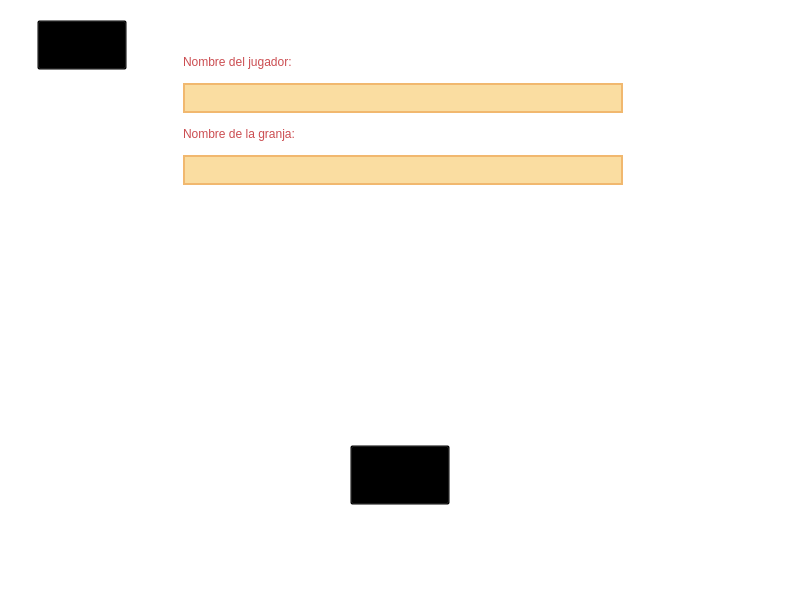
First picture: the form in client_src/mainwindow.ui, repository FacundoCot/stardew_valley_tp, before the edit.
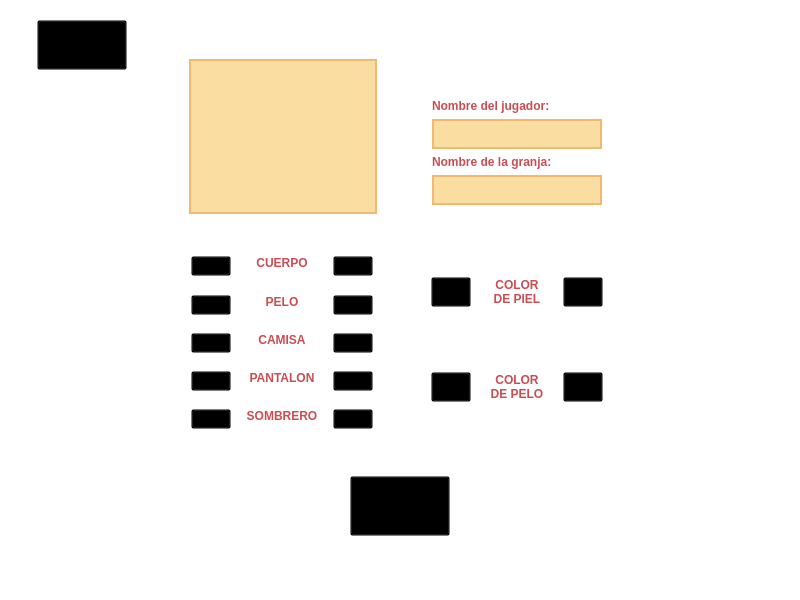
Second picture: the form after the edit. Icons and pictures are not drawn. Custom widgets are drawn as their Qt base class.

Diff of the .ui file:
```diff
--- a/client_src/mainwindow.ui
+++ b/client_src/mainwindow.ui
@@ -511,21 +511,100 @@
 }</string>
              </property>
              <layout class="QVBoxLayout" name="verticalLayout_4">
+              <property name="bottomMargin">
+               <number>15</number>
+              </property>
               <item>
                <widget class="QWidget" name="customizeTopBox" native="true">
+                <property name="maximumSize">
+                 <size>
+                  <width>16777215</width>
+                  <height>350</height>
+                 </size>
+                </property>
                 <layout class="QHBoxLayout" name="horizontalLayout_4">
+                 <property name="leftMargin">
+                  <number>30</number>
+                 </property>
                  <property name="topMargin">
-                  <number>9</number>
+                  <number>30</number>
                  </property>
                  <property name="rightMargin">
-                  <number>9</number>
+                  <number>30</number>
                  </property>
                  <item>
-                  <widget class="QWidget" name="widget_4" native="true"/>
+                  <widget class="QWidget" name="characterWidget" native="true">
+                   <layout class="QGridLayout" name="gridLayout_10">
+                    <property name="leftMargin">
+                     <number>0</number>
+                    </property>
+                    <property name="topMargin">
+                     <number>0</number>
+                    </property>
+                    <property name="rightMargin">
+                     <number>0</number>
+                    </property>
+                    <property name="bottomMargin">
+                     <number>0</number>
+                    </property>
+                    <item row="0" column="0">
+                     <widget class="CharacterPreview" name="characterPreview" native="true">
+                      <property name="sizePolicy">
+                       <sizepolicy hsizetype="Preferred" vsizetype="Preferred">
+                        <horstretch>0</horstretch>
+                        <verstretch>0</verstretch>
+                       </sizepolicy>
+                      </property>
+                      <property name="minimumSize">
+                       <size>
+                        <width>150</width>
+                        <height>150</height>
+                       </size>
+                      </property>
+                      <property name="maximumSize">
+                       <size>
+                        <width>300</width>
+                        <height>300</height>
+                       </size>
+                      </property>
+                      <property name="styleSheet">
+                       <string notr="true">background-color: #FADDA1;
+color: #CB4D51;
+border: 2px solid #F1B86F;</string>
+                      </property>
+                     </widget>
+                    </item>
+                   </layout>
+                  </widget>
+                 </item>
+                 <item>
+                  <spacer name="horizontalSpacer">
+                   <property name="orientation">
+                    <enum>Qt::Horizontal</enum>
+                   </property>
+                   <property name="sizeType">
+                    <enum>QSizePolicy::Preferred</enum>
+                   </property>
+                   <property name="sizeHint" stdset="0">
+                    <size>
+                     <width>40</width>
+                     <height>20</height>
+                    </size>
+                   </property>
+                  </spacer>
                  </item>
                  <item>
                   <widget class="QWidget" name="namesWidget" native="true">
+                   <property name="maximumSize">
+                    <size>
+                     <width>16777215</width>
+                     <height>300</height>
+                    </size>
+                   </property>
                    <layout class="QVBoxLayout" name="verticalLayout_5">
+                    <property name="topMargin">
+                     <number>40</number>
+                    </property>
                     <item>
                      <widget class="QLabel" name="playerNameLabel">
                       <property name="styleSheet">
@@ -534,12 +613,18 @@
 }</string>
                       </property>
                       <property name="text">
-                       <string>Nombre del jugador:</string>
+                       <string>&lt;html&gt;&lt;head/&gt;&lt;body&gt;&lt;p&gt;&lt;span style=&quot; font-weight:700;&quot;&gt;Nombre del jugador:&lt;/span&gt;&lt;/p&gt;&lt;/body&gt;&lt;/html&gt;</string>
                       </property>
                      </widget>
                     </item>
                     <item>
                      <widget class="QLineEdit" name="playerNameEdit">
+                      <property name="sizePolicy">
+                       <sizepolicy hsizetype="Preferred" vsizetype="Fixed">
+                        <horstretch>0</horstretch>
+                        <verstretch>0</verstretch>
+                       </sizepolicy>
+                      </property>
                       <property name="minimumSize">
                        <size>
                         <width>0</width>
@@ -548,7 +633,7 @@
                       </property>
                       <property name="maximumSize">
                        <size>
-                        <width>16777215</width>
+                        <width>400</width>
                         <height>30</height>
                        </size>
                       </property>
@@ -572,12 +657,18 @@
 }</string>
                       </property>
                       <property name="text">
-                       <string>Nombre de la granja:</string>
+                       <string>&lt;html&gt;&lt;head/&gt;&lt;body&gt;&lt;p&gt;&lt;span style=&quot; font-weight:700;&quot;&gt;Nombre de la granja:&lt;/span&gt;&lt;/p&gt;&lt;/body&gt;&lt;/html&gt;</string>
                       </property>
                      </widget>
                     </item>
                     <item>
                      <widget class="QLineEdit" name="farmNameEdit">
+                      <property name="sizePolicy">
+                       <sizepolicy hsizetype="Preferred" vsizetype="Fixed">
+                        <horstretch>0</horstretch>
+                        <verstretch>0</verstretch>
+                       </sizepolicy>
+                      </property>
                       <property name="minimumSize">
                        <size>
                         <width>0</width>
@@ -586,7 +677,7 @@
                       </property>
                       <property name="maximumSize">
                        <size>
-                        <width>16777215</width>
+                        <width>400</width>
                         <height>30</height>
                        </size>
                       </property>
@@ -602,6 +693,22 @@
                       </property>
                      </widget>
                     </item>
+                    <item>
+                     <spacer name="verticalSpacer_2">
+                      <property name="orientation">
+                       <enum>Qt::Vertical</enum>
+                      </property>
+                      <property name="sizeType">
+                       <enum>QSizePolicy::Expanding</enum>
+                      </property>
+                      <property name="sizeHint" stdset="0">
+                       <size>
+                        <width>20</width>
+                        <height>40</height>
+                       </size>
+                      </property>
+                     </spacer>
+                    </item>
                    </layout>
                   </widget>
                  </item>
@@ -609,10 +716,587 @@
                </widget>
               </item>
               <item>
-               <widget class="QWidget" name="widget_2" native="true"/>
+               <widget class="QWidget" name="appearanceButtonsWidget" native="true">
+                <layout class="QHBoxLayout" name="horizontalLayout_5">
+                 <item>
+                  <widget class="QWidget" name="changeAssetsWidget" native="true">
+                   <layout class="QVBoxLayout" name="verticalLayout_6">
+                    <item>
+                     <widget class="QWidget" name="bodyWidget" native="true">
+                      <layout class="QHBoxLayout" name="horizontalLayout_7">
+                       <item>
+                        <widget class="QPushButton" name="bodyLeft">
+                         <property name="minimumSize">
+                          <size>
+                           <width>30</width>
+                           <height>20</height>
+                          </size>
+                         </property>
+                         <property name="maximumSize">
+                          <size>
+                           <width>40</width>
+                           <height>30</height>
+                          </size>
+                         </property>
+                         <property name="styleSheet">
+                          <string notr="true">border-image: url(&quot;client_src/menuSprites/arrowLeft.png&quot;);</string>
+                         </property>
+                         <property name="text">
+                          <string/>
+                         </property>
+                        </widget>
+                       </item>
+                       <item>
+                        <widget class="QLabel" name="bodyLabel">
+                         <property name="minimumSize">
+                          <size>
+                           <width>80</width>
+                           <height>0</height>
+                          </size>
+                         </property>
+                         <property name="maximumSize">
+                          <size>
+                           <width>80</width>
+                           <height>16777215</height>
+                          </size>
+                         </property>
+                         <property name="styleSheet">
+                          <string notr="true">color: #CB4D51;
+</string>
+                         </property>
+                         <property name="text">
+                          <string>&lt;html&gt;&lt;head/&gt;&lt;body&gt;&lt;p&gt;&lt;span style=&quot; font-weight:700;&quot;&gt;CUERPO&lt;/span&gt;&lt;/p&gt;&lt;/body&gt;&lt;/html&gt;</string>
+                         </property>
+                         <property name="alignment">
+                          <set>Qt::AlignCenter</set>
+                         </property>
+                         <property name="indent">
+                          <number>0</number>
+                         </property>
+                        </widget>
+                       </item>
+                       <item>
+                        <widget class="QPushButton" name="bodyRight">
+                         <property name="minimumSize">
+                          <size>
+                           <width>30</width>
+                           <height>20</height>
+                          </size>
+                         </property>
+                         <property name="maximumSize">
+                          <size>
+                           <width>40</width>
+                           <height>30</height>
+                          </size>
+                         </property>
+                         <property name="styleSheet">
+                          <string notr="true">border-image: url(&quot;client_src/menuSprites/arrowRight.png&quot;);</string>
+                         </property>
+                         <property name="text">
+                          <string/>
+                         </property>
+                        </widget>
+                       </item>
+                      </layout>
+                     </widget>
+                    </item>
+                    <item>
+                     <widget class="QWidget" name="hairWidget" native="true">
+                      <layout class="QHBoxLayout" name="horizontalLayout_9">
+                       <item>
+                        <widget class="QPushButton" name="hairLeft">
+                         <property name="minimumSize">
+                          <size>
+                           <width>30</width>
+                           <height>20</height>
+                          </size>
+                         </property>
+                         <property name="maximumSize">
+                          <size>
+                           <width>40</width>
+                           <height>30</height>
+                          </size>
+                         </property>
+                         <property name="styleSheet">
+                          <string notr="true">border-image: url(&quot;client_src/menuSprites/arrowLeft.png&quot;);</string>
+                         </property>
+                         <property name="text">
+                          <string/>
+                         </property>
+                        </widget>
+                       </item>
+                       <item>
+                        <widget class="QLabel" name="hairLabel">
+                         <property name="minimumSize">
+                          <size>
+                           <width>80</width>
+                           <height>0</height>
+                          </size>
+                         </property>
+                         <property name="maximumSize">
+                          <size>
+                           <width>80</width>
+                           <height>16777215</height>
+                          </size>
+                         </property>
+                         <property name="styleSheet">
+                          <string notr="true">color: #CB4D51;</string>
+                         </property>
+                         <property name="text">
+                          <string>&lt;html&gt;&lt;head/&gt;&lt;body&gt;&lt;p&gt;&lt;span style=&quot; font-weight:700;&quot;&gt;PELO&lt;/span&gt;&lt;/p&gt;&lt;/body&gt;&lt;/html&gt;</string>
+                         </property>
+                         <property name="alignment">
+                          <set>Qt::AlignCenter</set>
+                         </property>
+                         <property name="indent">
+                          <number>0</number>
+                         </property>
+                        </widget>
+                       </item>
+                       <item>
+                        <widget class="QPushButton" name="hairRight">
+                         <property name="minimumSize">
+                          <size>
+                           <width>30</width>
+                           <height>20</height>
+                          </size>
+                         </property>
+                         <property name="maximumSize">
+                          <size>
+                           <width>40</width>
+                           <height>30</height>
+                          </size>
+                         </property>
+                         <property name="styleSheet">
+                          <string notr="true">border-image: url(&quot;client_src/menuSprites/arrowRight.png&quot;);</string>
+                         </property>
+                         <property name="text">
+                          <string/>
+                         </property>
+                        </widget>
+                       </item>
+                      </layout>
+                     </widget>
+                    </item>
+                    <item>
+                     <widget class="QWidget" name="shirtWidget" native="true">
+                      <layout class="QHBoxLayout" name="horizontalLayout_6">
+                       <item>
+                        <widget class="QPushButton" name="shirtLeft">
+                         <property name="minimumSize">
+                          <size>
+                           <width>30</width>
+                           <height>20</height>
+                          </size>
+                         </property>
+                         <property name="maximumSize">
+                          <size>
+                           <width>40</width>
+                           <height>30</height>
+                          </size>
+                         </property>
+                         <property name="styleSheet">
+                          <string notr="true">border-image: url(&quot;client_src/menuSprites/arrowLeft.png&quot;);</string>
+                         </property>
+                         <property name="text">
+                          <string/>
+                         </property>
+                        </widget>
+                       </item>
+                       <item>
+                        <widget class="QLabel" name="shirtLabel">
+                         <property name="minimumSize">
+                          <size>
+                           <width>80</width>
+                           <height>0</height>
+                          </size>
+                         </property>
+                         <property name="maximumSize">
+                          <size>
+                           <width>80</width>
+                           <height>16777215</height>
+                          </size>
+                         </property>
+                         <property name="styleSheet">
+                          <string notr="true">color: #CB4D51;</string>
+                         </property>
+                         <property name="text">
+                          <string>&lt;html&gt;&lt;head/&gt;&lt;body&gt;&lt;p&gt;&lt;span style=&quot; font-weight:700;&quot;&gt;CAMISA&lt;/span&gt;&lt;/p&gt;&lt;/body&gt;&lt;/html&gt;</string>
+                         </property>
+                         <property name="alignment">
+                          <set>Qt::AlignCenter</set>
+                         </property>
+                         <property name="indent">
+                          <number>0</number>
+                         </property>
+                        </widget>
+                       </item>
+                       <item>
+                        <widget class="QPushButton" name="shirtRight">
+                         <property name="minimumSize">
+                          <size>
+                           <width>30</width>
+                           <height>20</height>
+                          </size>
+                         </property>
+                         <property name="maximumSize">
+                          <size>
+                           <width>40</width>
+                           <height>30</height>
+                          </size>
+                         </property>
+                         <property name="styleSheet">
+                          <string notr="true">border-image: url(&quot;client_src/menuSprites/arrowRight.png&quot;);</string>
+                         </property>
+                         <property name="text">
+                          <string/>
+                         </property>
+                        </widget>
+                       </item>
+                      </layout>
+                     </widget>
+                    </item>
+                    <item>
+                     <widget class="QWidget" name="pantsWidget" native="true">
+                      <layout class="QHBoxLayout" name="horizontalLayout_8">
+                       <item>
+                        <widget class="QPushButton" name="pantsLeft">
+                         <property name="minimumSize">
+                          <size>
+                           <width>30</width>
+                           <height>20</height>
+                          </size>
+                         </property>
+                         <property name="maximumSize">
+                          <size>
+                           <width>40</width>
+                           <height>30</height>
+                          </size>
+                         </property>
+                         <property name="styleSheet">
+                          <string notr="true">border-image: url(&quot;client_src/menuSprites/arrowLeft.png&quot;);</string>
+                         </property>
+                         <property name="text">
+                          <string/>
+                         </property>
+                        </widget>
+                       </item>
+                       <item>
+                        <widget class="QLabel" name="pantsLabel">
+                         <property name="minimumSize">
+                          <size>
+                           <width>80</width>
+                           <height>0</height>
+                          </size>
+                         </property>
+                         <property name="maximumSize">
+                          <size>
+                           <width>80</width>
+                           <height>16777215</height>
+                          </size>
+                         </property>
+                         <property name="styleSheet">
+                          <string notr="true">color: #CB4D51;</string>
+                         </property>
+                         <property name="lineWidth">
+                          <number>4</number>
+                         </property>
+                         <property name="text">
+                          <string>&lt;html&gt;&lt;head/&gt;&lt;body&gt;&lt;p&gt;&lt;span style=&quot; font-weight:700;&quot;&gt;PANTALON&lt;/span&gt;&lt;/p&gt;&lt;/body&gt;&lt;/html&gt;</string>
+                         </property>
+                         <property name="alignment">
+                          <set>Qt::AlignCenter</set>
+                         </property>
+                         <property name="indent">
+                          <number>0</number>
+                         </property>
+                        </widget>
+                       </item>
+                       <item>
+                        <widget class="QPushButton" name="pantsRight">
+                         <property name="minimumSize">
+                          <size>
+                           <width>30</width>
+                           <height>20</height>
+                          </size>
+                         </property>
+                         <property name="maximumSize">
+                          <size>
+                           <width>40</width>
+                           <height>30</height>
+                          </size>
+                         </property>
+                         <property name="styleSheet">
+                          <string notr="true">border-image: url(&quot;client_src/menuSprites/arrowRight.png&quot;);</string>
+                         </property>
+                         <property name="text">
+                          <string/>
+                         </property>
+                        </widget>
+                       </item>
+                      </layout>
+                     </widget>
+                    </item>
+                    <item>
+                     <widget class="QWidget" name="hatWidget" native="true">
+                      <layout class="QHBoxLayout" name="horizontalLayout_10">
+                       <item>
+                        <widget class="QPushButton" name="hatLeft">
+                         <property name="minimumSize">
+                          <size>
+                           <width>30</width>
+                           <height>20</height>
+                          </size>
+                         </property>
+                         <property name="maximumSize">
+                          <size>
+                           <width>40</width>
+                           <height>30</height>
+                          </size>
+                         </property>
+                         <property name="styleSheet">
+                          <string notr="true">border-image: url(&quot;client_src/menuSprites/arrowLeft.png&quot;);</string>
+                         </property>
+                         <property name="text">
+                          <string/>
+                         </property>
+                        </widget>
+                       </item>
+                       <item>
+                        <widget class="QLabel" name="hatLabel">
+                         <property name="minimumSize">
+                          <size>
+                           <width>80</width>
+                           <height>0</height>
+                          </size>
+                         </property>
+                         <property name="maximumSize">
+                          <size>
+                           <width>80</width>
+                           <height>16777215</height>
+                          </size>
+                         </property>
+                         <property name="styleSheet">
+                          <string notr="true">color: #CB4D51;</string>
+                         </property>
+                         <property name="text">
+                          <string>&lt;html&gt;&lt;head/&gt;&lt;body&gt;&lt;p&gt;&lt;span style=&quot; font-weight:700;&quot;&gt;SOMBRERO&lt;/span&gt;&lt;/p&gt;&lt;/body&gt;&lt;/html&gt;</string>
+                         </property>
+                         <property name="alignment">
+                          <set>Qt::AlignCenter</set>
+                         </property>
+                         <property name="indent">
+                          <number>0</number>
+                         </property>
+                        </widget>
+                       </item>
+                       <item>
+                        <widget class="QPushButton" name="hatRight">
+                         <property name="minimumSize">
+                          <size>
+                           <width>30</width>
+                           <height>20</height>
+                          </size>
+                         </property>
+                         <property name="maximumSize">
+                          <size>
+                           <width>40</width>
+                           <height>30</height>
+                          </size>
+                         </property>
+                         <property name="styleSheet">
+                          <string notr="true">border-image: url(&quot;client_src/menuSprites/arrowRight.png&quot;);</string>
+                         </property>
+                         <property name="text">
+                          <string/>
+                         </property>
+                        </widget>
+                       </item>
+                      </layout>
+                     </widget>
+                    </item>
+                   </layout>
+                  </widget>
+                 </item>
+                 <item>
+                  <widget class="QWidget" name="changeColorsWidget" native="true">
+                   <layout class="QVBoxLayout" name="verticalLayout_7">
+                    <item>
+                     <widget class="QWidget" name="skinColorWidget" native="true">
+                      <layout class="QHBoxLayout" name="horizontalLayout_11">
+                       <item>
+                        <widget class="QPushButton" name="skinColorLeft">
+                         <property name="minimumSize">
+                          <size>
+                           <width>30</width>
+                           <height>20</height>
+                          </size>
+                         </property>
+                         <property name="maximumSize">
+                          <size>
+                           <width>40</width>
+                           <height>30</height>
+                          </size>
+                         </property>
+                         <property name="styleSheet">
+                          <string notr="true">border-image: url(&quot;client_src/menuSprites/arrowLeft.png&quot;);</string>
+                         </property>
+                         <property name="text">
+                          <string/>
+                         </property>
+                        </widget>
+                       </item>
+                       <item>
+                        <widget class="QLabel" name="skinColorLabel">
+                         <property name="minimumSize">
+                          <size>
+                           <width>60</width>
+                           <height>0</height>
+                          </size>
+                         </property>
+                         <property name="maximumSize">
+                          <size>
+                           <width>60</width>
+                           <height>16777208</height>
+                          </size>
+                         </property>
+                         <property name="styleSheet">
+                          <string notr="true">color: #CB4D51;</string>
+                         </property>
+                         <property name="text">
+                          <string>&lt;html&gt;&lt;head/&gt;&lt;body&gt;&lt;p&gt;&lt;span style=&quot; font-weight:700;&quot;&gt;COLOR&lt;br/&gt;DE PIEL&lt;/span&gt;&lt;/p&gt;&lt;/body&gt;&lt;/html&gt;</string>
+                         </property>
+                         <property name="alignment">
+                          <set>Qt::AlignCenter</set>
+                         </property>
+                         <property name="indent">
+                          <number>0</number>
+                         </property>
+                        </widget>
+                       </item>
+                       <item>
+                        <widget class="QPushButton" name="skinColorRight">
+                         <property name="minimumSize">
+                          <size>
+                           <width>30</width>
+                           <height>20</height>
+                          </size>
+                         </property>
+                         <property name="maximumSize">
+                          <size>
+                           <width>40</width>
+                           <height>30</height>
+                          </size>
+                         </property>
+                         <property name="styleSheet">
+                          <string notr="true">border-image: url(&quot;client_src/menuSprites/arrowRight.png&quot;);</string>
+                         </property>
+                         <property name="text">
+                          <string/>
+                         </property>
+                        </widget>
+                       </item>
+                      </layout>
+                     </widget>
+                    </item>
+                    <item>
+                     <widget class="QWidget" name="hairColorWidget" native="true">
+                      <layout class="QHBoxLayout" name="horizontalLayout_12">
+                       <item>
+                        <widget class="QPushButton" name="hairColorLeft">
+                         <property name="minimumSize">
+                          <size>
+                           <width>30</width>
+                           <height>20</height>
+                          </size>
+                         </property>
+                         <property name="maximumSize">
+                          <size>
+                           <width>40</width>
+                           <height>30</height>
+                          </size>
+                         </property>
+                         <property name="styleSheet">
+                          <string notr="true">border-image: url(&quot;client_src/menuSprites/arrowLeft.png&quot;);</string>
+                         </property>
+                         <property name="text">
+                          <string/>
+                         </property>
+                        </widget>
+                       </item>
+                       <item>
+                        <widget class="QLabel" name="hairColorLabel">
+                         <property name="minimumSize">
+                          <size>
+                           <width>60</width>
+                           <height>0</height>
+                          </size>
+                         </property>
+                         <property name="maximumSize">
+                          <size>
+                           <width>60</width>
+                           <height>16777215</height>
+                          </size>
+                         </property>
+                         <property name="styleSheet">
+                          <string notr="true">color: #CB4D51;</string>
+                         </property>
+                         <property name="text">
+                          <string>&lt;html&gt;&lt;head/&gt;&lt;body&gt;&lt;p&gt;&lt;span style=&quot; font-weight:700;&quot;&gt;COLOR &lt;br/&gt;DE PELO&lt;/span&gt;&lt;/p&gt;&lt;/body&gt;&lt;/html&gt;</string>
+                         </property>
+                         <property name="alignment">
+                          <set>Qt::AlignCenter</set>
+                         </property>
+                         <property name="indent">
+                          <number>0</number>
+                         </property>
+                        </widget>
+                       </item>
+                       <item>
+                        <widget class="QPushButton" name="hairColorRight">
+                         <property name="minimumSize">
+                          <size>
+                           <width>30</width>
+                           <height>20</height>
+                          </size>
+                         </property>
+                         <property name="maximumSize">
+                          <size>
+                           <width>40</width>
+                           <height>30</height>
+                          </size>
+                         </property>
+                         <property name="styleSheet">
+                          <string notr="true">border-image: url(&quot;client_src/menuSprites/arrowRight.png&quot;);</string>
+                         </property>
+                         <property name="text">
+                          <string/>
+                         </property>
+                        </widget>
+                       </item>
+                      </layout>
+                     </widget>
+                    </item>
+                   </layout>
+                  </widget>
+                 </item>
+                </layout>
+               </widget>
               </item>
               <item>
                <widget class="QWidget" name="startCreateWidget" native="true">
+                <property name="minimumSize">
+                 <size>
+                  <width>0</width>
+                  <height>100</height>
+                 </size>
+                </property>
+                <property name="maximumSize">
+                 <size>
+                  <width>16777215</width>
+                  <height>100</height>
+                 </size>
+                </property>
                 <layout class="QGridLayout" name="gridLayout_9">
                  <item row="0" column="0">
                   <widget class="QPushButton" name="startCreateButton">
@@ -1382,6 +2066,14 @@
    </layout>
   </widget>
  </widget>
+ <customwidgets>
+  <customwidget>
+   <class>CharacterPreview</class>
+   <extends>QWidget</extends>
+   <header>characterpreview.h</header>
+   <container>1</container>
+  </customwidget>
+ </customwidgets>
  <resources/>
  <connections/>
 </ui>
```
Left out of the diff: 100 changed lines with no effect on the pictures.
